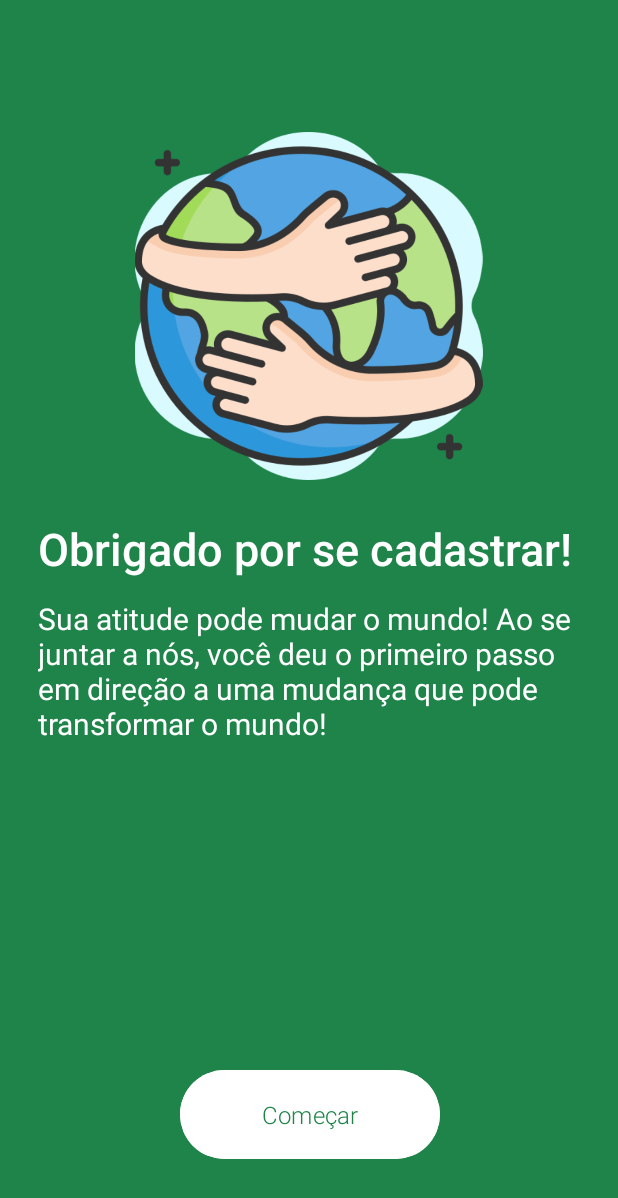
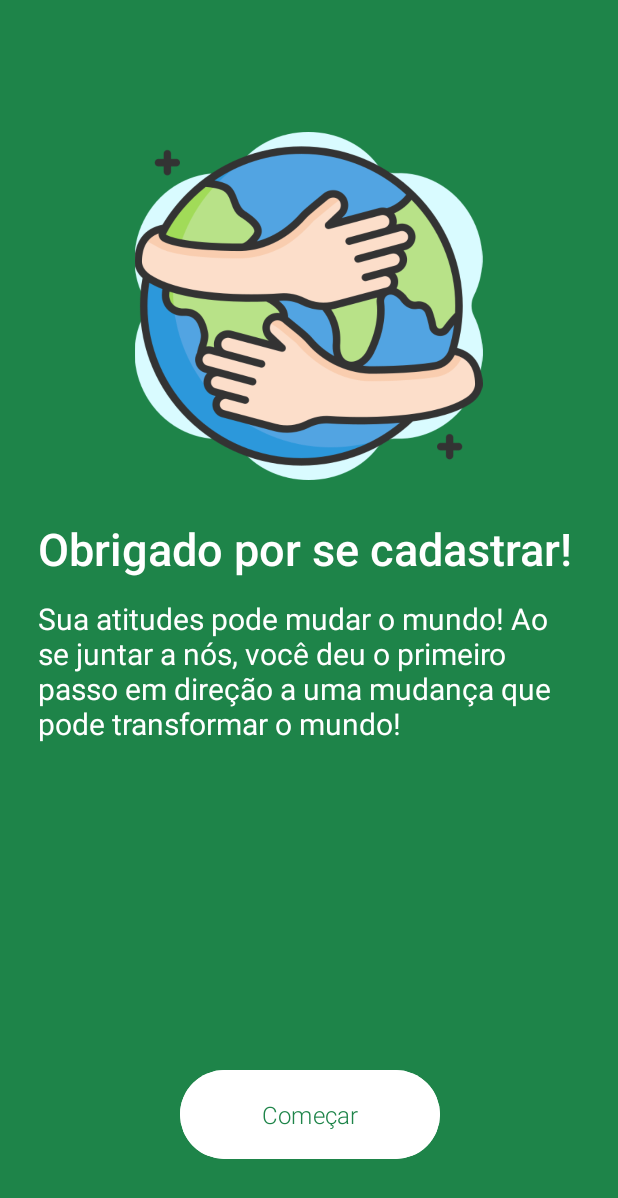
Before and after one commit to MarinaBohlant/appAline, an Android app: the LogadoActivity screen opened directly, with no data from a screen before it, on a phone screen of 412 x 824 dp. Shown: the top 1198 px of the screen. Run offline under Robolectric (Android 15) with nearby library versions, the phone set to English and light mode, and no system bars.

Commit message:
Commit das alterações

```diff
--- a/app/src/main/res/values/strings.xml
+++ b/app/src/main/res/values/strings.xml
@@ -6,7 +6,7 @@
     <string name="txttextobv">Faça compras susntentáveis e conscientes! Se cadastre agora. Os melhores produtos você só encontra aqui!</string>
     <string name="btnlogin">Login</string>
     <string name="txtparte1">Obrigado por se cadastrar!</string>
-    <string name="txtparte2">Sua atitude pode mudar o mundo! Ao se juntar a nós, você deu o primeiro passo em direção a uma mudança que pode transformar o mundo!</string>
+    <string name="txtparte2">Sua atitudes pode mudar o mundo! Ao se juntar a nós, você deu o primeiro passo em direção a uma mudança que pode transformar o mundo!</string>
     <string name="btncomeco">Começar</string>
     <string name="txtintroducao" tools:ignore="Typos">Você sabia que preservar o meio ambiente é essencial para a sobrevivência de nossa biosfera, por isso devemos agir de forma responsável, reduzindo o desperdício, conservando recursos naturais e protegendo a diversidade da vida na Terra, por isso, a vida na Terra é importante, e salvar o meio ambiente também.</string>
     <string name="btnparte1">Continuar</string>
```
